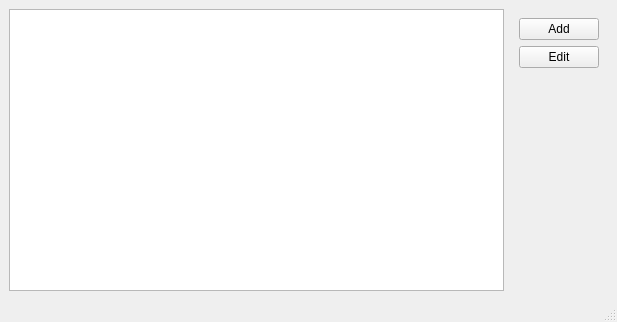
Qt form mainwindow.ui (levirs565/qt-books) before a commit.
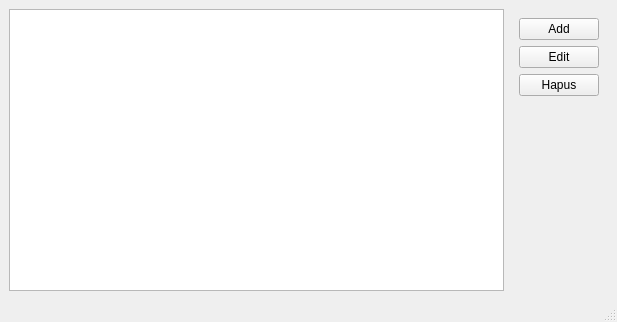
The same form after that commit.

Commit message: delete buku

```diff
--- a/mainwindow.ui
+++ b/mainwindow.ui
@@ -38,6 +38,13 @@
          </property>
         </widget>
        </item>
+       <item>
+        <widget class="QPushButton" name="buttonHapus">
+         <property name="text">
+          <string>Hapus</string>
+         </property>
+        </widget>
+       </item>
        <item>
         <spacer name="verticalSpacer">
          <property name="orientation">
```
The commit also changes 2 other files.
